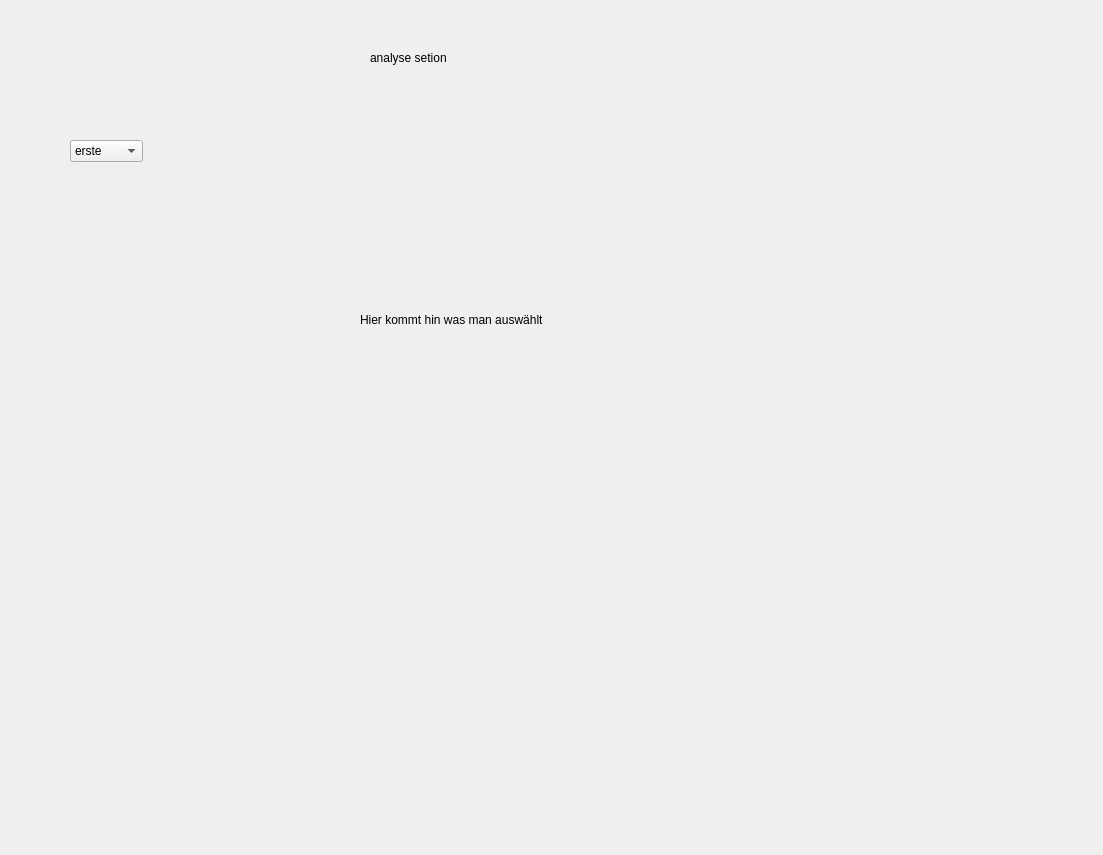
First picture: the form in analyse.ui, repository MaximilianSchreff/Applize, before the edit.
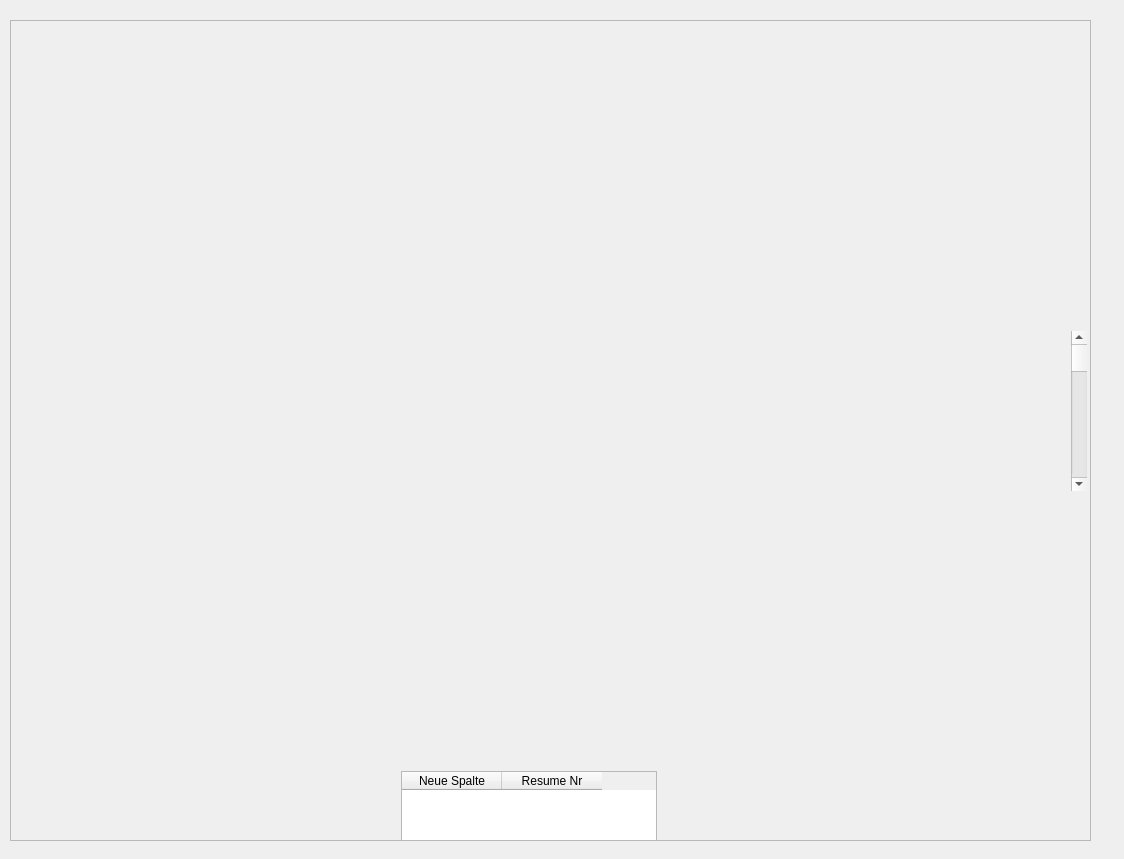
Second picture: the form after the edit.

What changed in the file:
```diff
--- a/analyse.ui
+++ b/analyse.ui
@@ -6,63 +6,120 @@
    <rect>
     <x>0</x>
     <y>0</y>
-    <width>1103</width>
-    <height>855</height>
+    <width>1124</width>
+    <height>859</height>
    </rect>
   </property>
   <property name="windowTitle">
    <string>Form</string>
   </property>
-  <widget class="QComboBox" name="comboBox">
+  <widget class="QScrollArea" name="scrollArea">
    <property name="geometry">
     <rect>
-     <x>70</x>
-     <y>140</y>
-     <width>73</width>
-     <height>22</height>
+     <x>10</x>
+     <y>20</y>
+     <width>1081</width>
+     <height>821</height>
     </rect>
    </property>
-   <item>
-    <property name="text">
-     <string>erste</string>
-    </property>
-   </item>
-   <item>
+   <property name="widgetResizable">
+    <bool>true</bool>
+   </property>
+   <widget class="QWidget" name="scrollAreaWidgetContents">
+    <property name="geometry">
+     <rect>
+      <x>0</x>
+      <y>0</y>
+      <width>1079</width>
+      <height>819</height>
+     </rect>
+    </property>
+    <widget class="QScrollBar" name="verticalScrollBar">
+     <property name="geometry">
+      <rect>
+       <x>1060</x>
+       <y>310</y>
+       <width>16</width>
+       <height>160</height>
+      </rect>
+     </property>
+     <property name="orientation">
+      <enum>Qt::Vertical</enum>
+     </property>
+    </widget>
+    <widget class="QTableWidget" name="tableWidget">
+     <property name="geometry">
+      <rect>
+       <x>390</x>
+       <y>750</y>
+       <width>256</width>
+       <height>192</height>
+      </rect>
+     </property>
+     <column>
     <property name="text">
-     <string>zweite</string>
-    </property>
-   </item>
-   <item>
+       <string>Neue Spalte</string>
+      </property>
+     </column>
+     <column>
     <property name="text">
-     <string>dritte</string>
-    </property>
-   </item>
+       <string>Resume Nr</string>
+      </property>
+     </column>
   </widget>
   <widget class="QLabel" name="label">
    <property name="geometry">
     <rect>
-     <x>370</x>
-     <y>50</y>
-     <width>91</width>
-     <height>16</height>
+       <x>20</x>
+       <y>10</y>
+       <width>480</width>
+       <height>360</height>
     </rect>
    </property>
    <property name="text">
-    <string>analyse setion</string>
+      <string/>
    </property>
   </widget>
   <widget class="QLabel" name="label_2">
    <property name="geometry">
     <rect>
-     <x>360</x>
-     <y>310</y>
-     <width>411</width>
-     <height>20</height>
+       <x>550</x>
+       <y>10</y>
+       <width>480</width>
+       <height>360</height>
     </rect>
    </property>
    <property name="text">
-    <string>Hier kommt hin was man auswählt</string>
-   </property>
+      <string/>
+     </property>
+    </widget>
+    <widget class="QLabel" name="label_3">
+     <property name="geometry">
+      <rect>
+       <x>20</x>
+       <y>360</y>
+       <width>480</width>
+       <height>360</height>
+      </rect>
+     </property>
+     <property name="text">
+      <string/>
+     </property>
+    </widget>
+    <widget class="QLabel" name="label_4">
+     <property name="geometry">
+      <rect>
+       <x>550</x>
+       <y>360</y>
+       <width>480</width>
+       <height>360</height>
+      </rect>
+     </property>
+     <property name="text">
+      <string/>
+     </property>
+    </widget>
+   </widget>
   </widget>
  </widget>
  <resources/>
```
Lines whose indentation alone changed are shown as unchanged.
